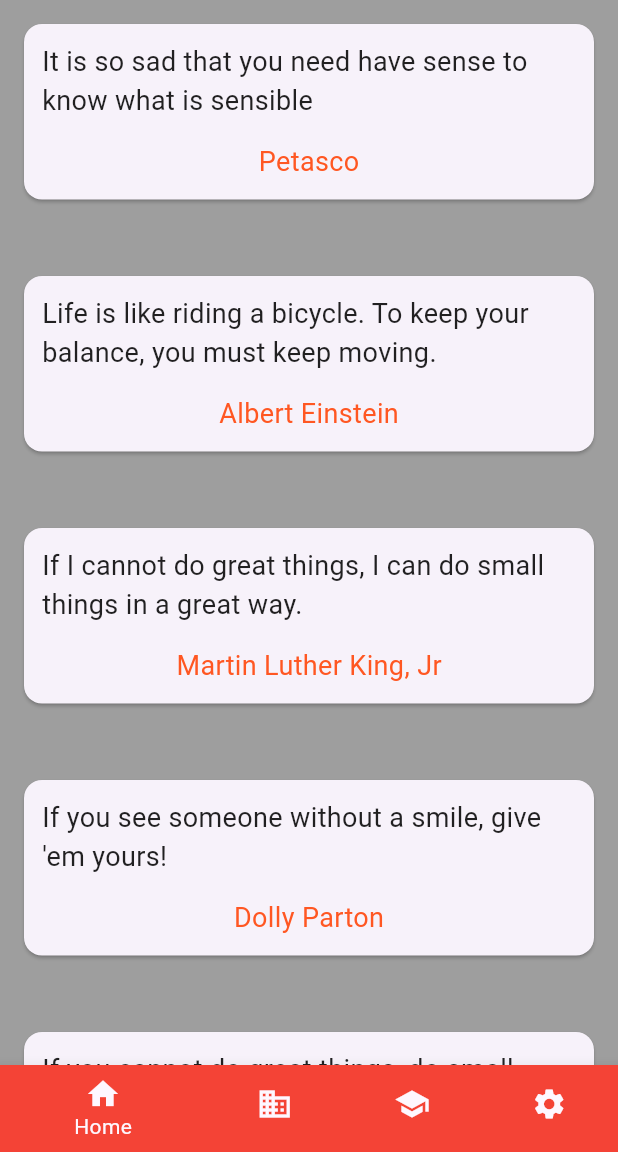
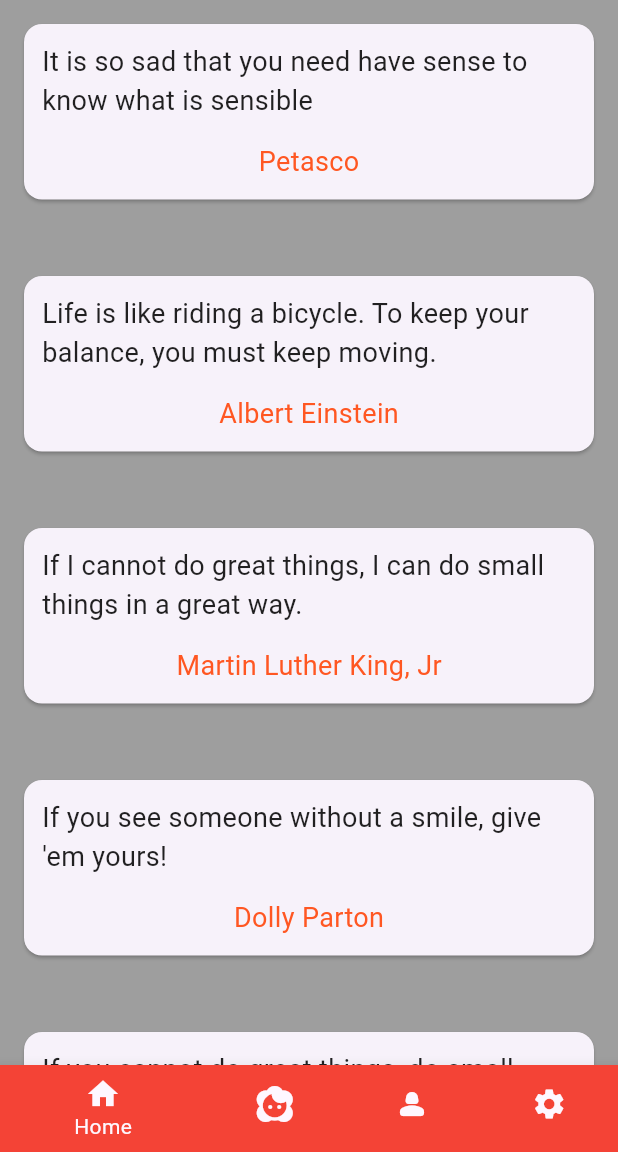
Before and after one commit to Petasco/quotes_app, a Flutter app: the screen it shows after launch, on a phone screen of 412 x 824 dp, the part 84-1236 px from its top. Run offline on Flutter 3.47's test engine with Material 3 defaults, Android fonts, the phone set to English and light mode, and no system bars.

Commit message:
Update main.dart

```diff
--- a/lib/main.dart
+++ b/lib/main.dart
@@ -127,7 +127,10 @@ class _QuoteListState extends State<QuoteList> {
             Center(
               child: ElevatedButton(
                 onPressed: () {
-                  Navigator.pushNamed(context, '/contactme');
+                  Navigator.push(
+                    context,
+                    MaterialPageRoute(builder: (context) => Contactme()),
+                  );
                 },
                 style: ButtonStyle(
                     backgroundColor: MaterialStateProperty.all(
@@ -156,13 +159,13 @@ class _QuoteListState extends State<QuoteList> {
               backgroundColor: Colors.red,
             ),
             BottomNavigationBarItem(
-              icon: Icon(Icons.business),
-              label: 'Business',
+              icon: Icon(Icons.face_2_rounded),
+              label: 'Memes',
               backgroundColor: Colors.green,
             ),
             BottomNavigationBarItem(
-              icon: Icon(Icons.school),
-              label: 'School',
+              icon: Icon(Icons.person_2_rounded),
+              label: 'Profile',
               backgroundColor: Colors.purple,
             ),
             BottomNavigationBarItem(
```
